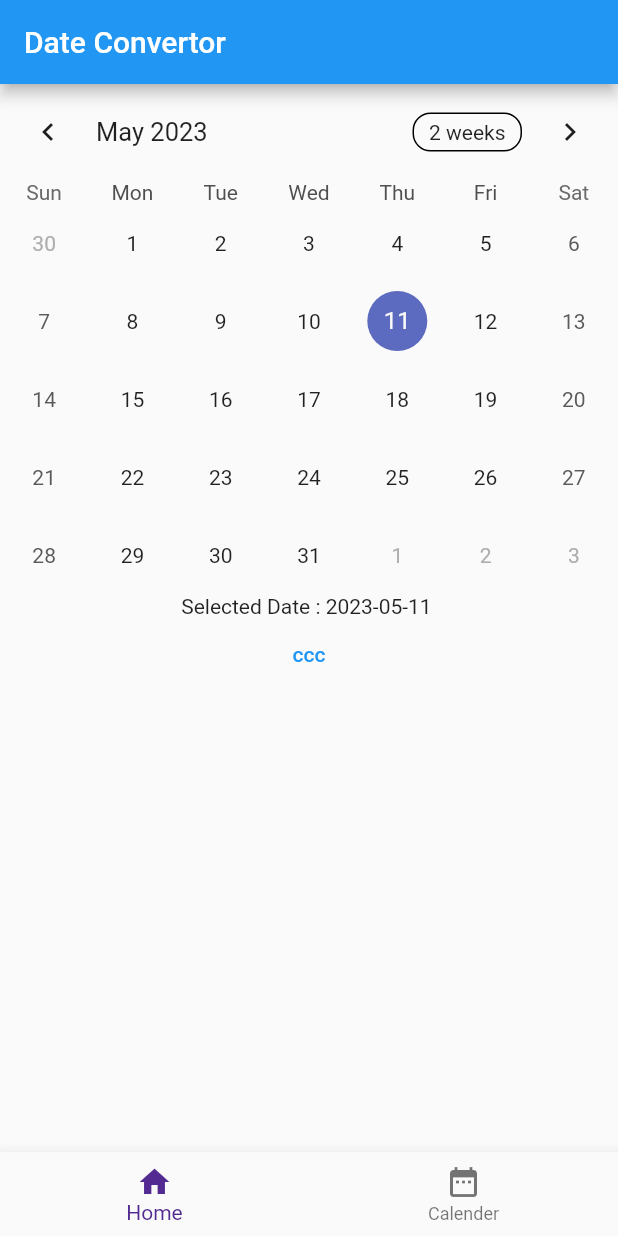
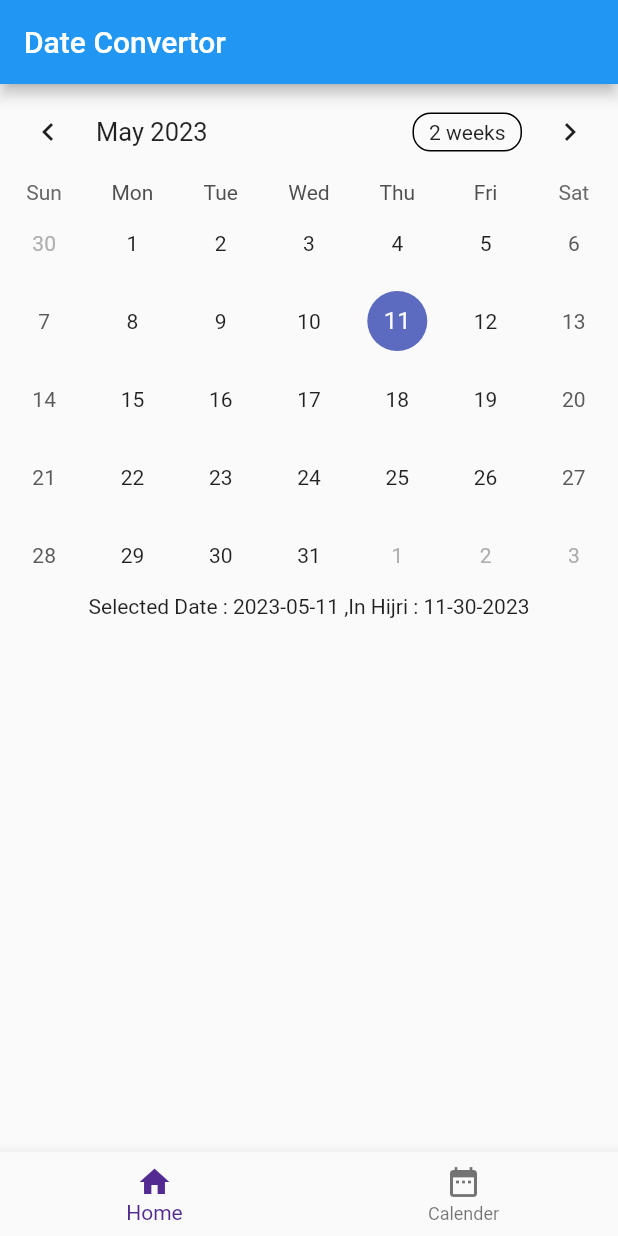
Before and after one commit to Nizar-Sweiss/Gregorian-Date-Converter, a Flutter app: the screen it shows after launch, on a phone screen of 412 x 824 dp. Run offline on Flutter 3.47's test engine with Material 2 defaults, Android fonts, the phone set to English and light mode, and no system bars; drawn by our look-alikes of table_calendar.

Commit message:
feat : Auto Display the Hijri Date when changing the selected date

```diff
--- a/app/lib/Presentation/date_convertor_class.dart
+++ b/app/lib/Presentation/date_convertor_class.dart
@@ -3,6 +3,8 @@ import 'package:intl/intl.dart';
 import 'package:flutter/material.dart';
 import 'package:table_calendar/table_calendar.dart';
 import 'package:http/http.dart' as http;
+
+DateTime today = DateTime.now();
 
 class DateConvertor extends StatefulWidget {
   const DateConvertor({super.key});
@@ -12,13 +14,16 @@ class DateConvertor extends StatefulWidget {
 }
 
 class _DateConvertorState extends State<DateConvertor> {
-  DateTime today = DateTime.now();
   DateTime firstDay = DateTime.utc(1900, 1, 1);
   DateTime lastDay = DateTime.utc(2040, 1, 1);
-  String DateTest = "ccc";
+
+  String DateTest = DateFormat('dd-mm-yyy').format(today);
   void _onDaySelected(DateTime day, DateTime focusedDay) {
+    String gregorianDate = dateFormater();
+
     setState(() {
       today = day;
+      displayHijriDate();
     });
   }
 
@@ -37,9 +42,13 @@ class _DateConvertorState extends State<DateConvertor> {
           lastDay: lastDay,
           onDaySelected: _onDaySelected,
         ),
-        Text("Selected Date : ${today.toString().split(" ")[0]} "),
-        TextButton(
-            onPressed: () async {
+        Text(
+            "Selected Date : ${today.toString().split(" ")[0]} ,In Hijri : $DateTest"),
+      ])),
+    );
+  }
+
+  displayHijriDate() async {
     String gregorianDate = dateFormater();
     if (gregorianDate.isNotEmpty) {
       // Call API to convert date
@@ -48,10 +57,10 @@ class _DateConvertorState extends State<DateConvertor> {
         DateTest = hijriDate;
       });
     }
-            },
-            child: Text(DateTest))
-      ])),
-    );
+  }
+
+  String getTodayDate() {
+    return DateFormat('dd-mm-yyy').format(today);
   }
 
   Future<String> convertDate(String gregorianDate) async {
```
Lines whose indentation alone changed are shown as unchanged.
